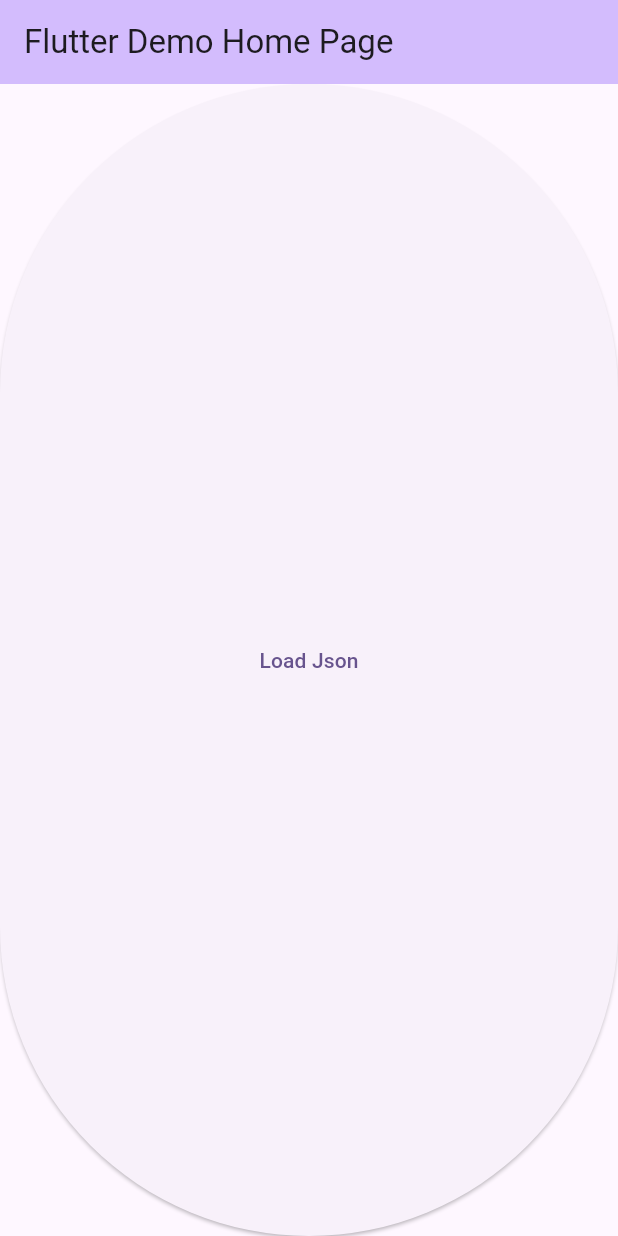
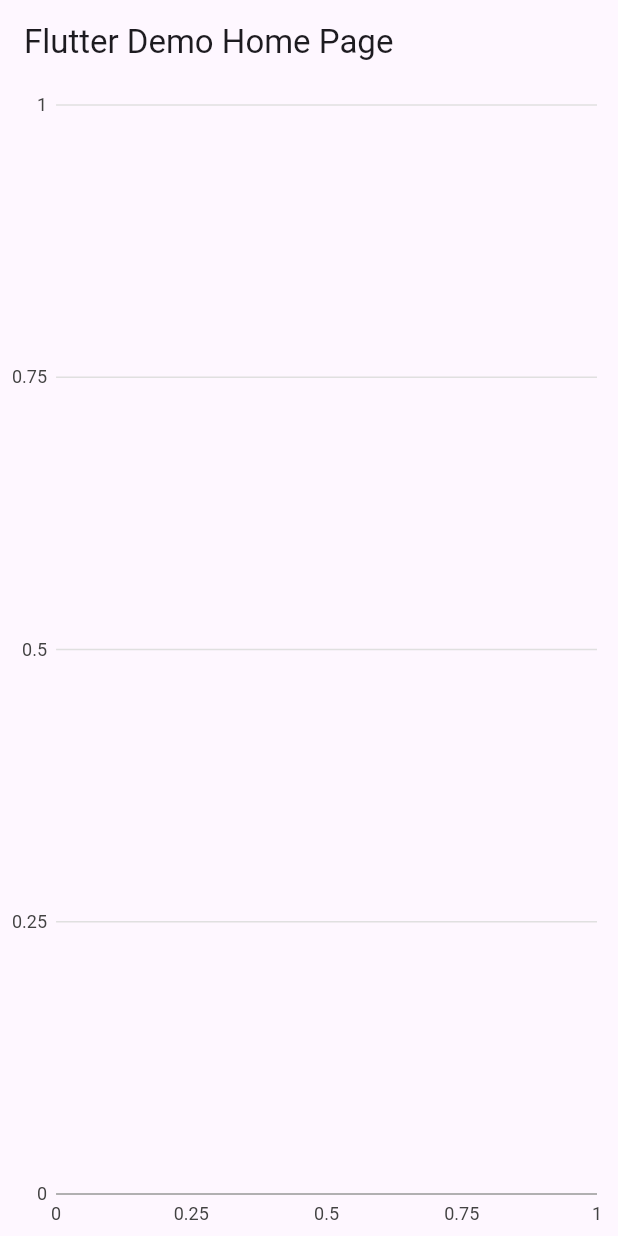
Before and after one commit to willyg23/UFC-Data-Project, a Flutter app: the screen it shows after launch, on a phone screen of 412 x 824 dp. Run offline on Flutter 3.47's test engine with Material 3 defaults, Android fonts, the phone set to English and light mode, and no system bars; our stand-ins replace charts_flutter, equatable; missing offline and left inert: tflite.

Commit message:
added a fighterId to each fighter as we might need it form the graph

```diff
--- a/json_test/lib/features/domain/entities/fighter.dart
+++ b/json_test/lib/features/domain/entities/fighter.dart
@@ -41,6 +41,8 @@ class FighterEntity extends Equatable {
 
   int ? losses;
 
+  int ? fighterId;
+
   FighterEntity({
     this.name,
     this.weight_classes,
@@ -69,6 +71,7 @@ class FighterEntity extends Equatable {
     this.wins,
     this.age,
     this.losses,
+    this.fighterId,
 
   });
 
@@ -101,6 +104,7 @@ class FighterEntity extends Equatable {
       wins,
       age,
       losses,
+      fighterId,
     ];
   }
 
--- a/json_test/lib/main.dart
+++ b/json_test/lib/main.dart
@@ -9,6 +9,8 @@ import 'package:json_test/features/domain/entities/fighter.dart';
 import 'package:json_test/features/domain/usecases/eloCalculations.dart';
 import 'package:intl/intl.dart';
 import 'package:charts_flutter/flutter.dart' as charts;
+import 'package:collection/collection.dart';
+
 // import 'dart:async';
 
 class EloData {
@@ -100,7 +102,9 @@ class _MyHomePageState extends State<MyHomePage> {
       }
 
       // Add data point
-      series.data.add(EloData(DateTime(year, month, day), elo));
+      series.data.add(EloData(DateTime(year, month, day), elo, fighterId));
+      series.data.add(EloData(DateTime(year, month, day), elo, fighterId));
+
     });
 
     return seriesList;
@@ -122,6 +126,13 @@ but that doesn't work, because dart doesn't allow the object and the class name
 
   late List<FightEntity> _fights = [];
 
+
+  @override
+    void initState() {
+      super.initState(); // Always call super.initState() first!
+      readJson(); // Call your data processing function
+  }
+
   Future<void> readJson() async {
     final String response = await rootBundle.loadString('lib/features/data/data_sources/ufc_data.json');
 
@@ -129,6 +140,7 @@ but that doesn't work, because dart doesn't allow the object and the class name
     // The dynamic type in Dart is a special type that tells the Dart analyzer to allow any type of value to be assigned to this variable.
     // So 'List<dynamic>' means that the list data can contain elements of any type.
     final List<dynamic> _data = json.decode(response)['items']; // should you be doing final here?
+    int fighterIdCounter = 0;
 
     setState(() {
 
@@ -283,11 +295,12 @@ but that doesn't work, because dart doesn't allow the object and the class name
             wins: 0,
             age: _fightEntity.r_age,
             losses: 0,
-
+            fighterId: fighterIdCounter,
             );
 
 // make sure to add the fighterEntity to the fightEntity after creating the fighterEntity has been created! I was forgetting to do this for a while lol
             _fightEntity.r_fighter_entity = _fighters[_fightEntity.r_fighter_string];
+            fighterIdCounter++;
 
         }
 
@@ -351,10 +364,12 @@ but that doesn't work, because dart doesn't allow the object and the class name
             wins: 0,
             age: _fightEntity.r_age,
             losses: 0,
+            fighterId: fighterIdCounter,
             );
 
             // make sure to add the fighterEntity to the fightEntity after creating the fighterEntity has been created! I was forgetting to do this for a while lol
             _fightEntity.b_fighter_entity = _fighters[_fightEntity.b_fighter_string];
+            fighterIdCounter++;
         }
 
       }
@@ -454,31 +469,54 @@ maybe have anothe box appear for the input to be positive or negative?
 
   } // readJson end
 
+
 @override
 Widget build(BuildContext context) {
-    // This method is rerun every time setState is called, for instance as done
-    // by the _incrementCounter method above.
-    //
-    // The Flutter framework has been optimized to make rerunning build methods
-    // fast, so that you can just rebuild anything that needs updating rather
-    // than having to individually change instances of widgets.
   return Scaffold(
     appBar: AppBar(
-        // TRY THIS: Try changing the color here to a specific color (to
-        // Colors.amber, perhaps?) and trigger a hot reload to see the AppBar
-        // change color while the other colors stay the same.
-        backgroundColor: Theme.of(context).colorScheme.inversePrimary,
-        // Here we take the value from the MyHomePage object that was created by
-        // the App.build method, and use it to set our appbar title.
       title: Text(widget.title),
     ),
-
-      body: ElevatedButton(
-        onPressed: () {
-          readJson();
-        },
-        child: Center(child: Text("Load Json"))),
-
+    body: Column(
+      children: [
+        Expanded(
+          child: charts.LineChart(
+            _generateChartData().cast<charts.Series<dynamic, num>>(),
+            animate: true,
+            domainAxis: charts.DateTimeAxisSpec(),
+          ),
+        ),
+        // ... (Other widgets you may want below the graph) ...
+      ],
+    ),
   );
 }
+
+
+  // @override
+  // Widget build(BuildContext context) {
+  //   // This method is rerun every time setState is called, for instance as done
+  //   // by the _incrementCounter method above.
+  //   //
+  //   // The Flutter framework has been optimized to make rerunning build methods
+  //   // fast, so that you can just rebuild anything that needs updating rather
+  //   // than having to individually change instances of widgets.
+  //   return Scaffold(
+  //     appBar: AppBar(
+  //       // TRY THIS: Try changing the color here to a specific color (to
+  //       // Colors.amber, perhaps?) and trigger a hot reload to see the AppBar
+  //       // change color while the other colors stay the same.
+  //       backgroundColor: Theme.of(context).colorScheme.inversePrimary,
+  //       // Here we take the value from the MyHomePage object that was created by
+  //       // the App.build method, and use it to set our appbar title.
+  //       title: Text(widget.title),
+  //     ),
+
+  //     body: ElevatedButton(
+  //       onPressed: () {
+  //         readJson();
+  //       },
+  //       child: Center(child: Text("Load Json"))),
+
+  //   );
+  // }
 }
--- a/json_test/pubspec.yaml
+++ b/json_test/pubspec.yaml
@@ -40,6 +40,7 @@ dependencies:
   flutter_charts: ^0.5.2
   intl: ^0.17.0
   charts_flutter: ^0.12.0
+  collection: ^1.18.0
 
 dev_dependencies:
   flutter_test:
```
Also changed, not shown: json_test/pubspec.lock. Lines whose indentation alone changed are shown as unchanged.
